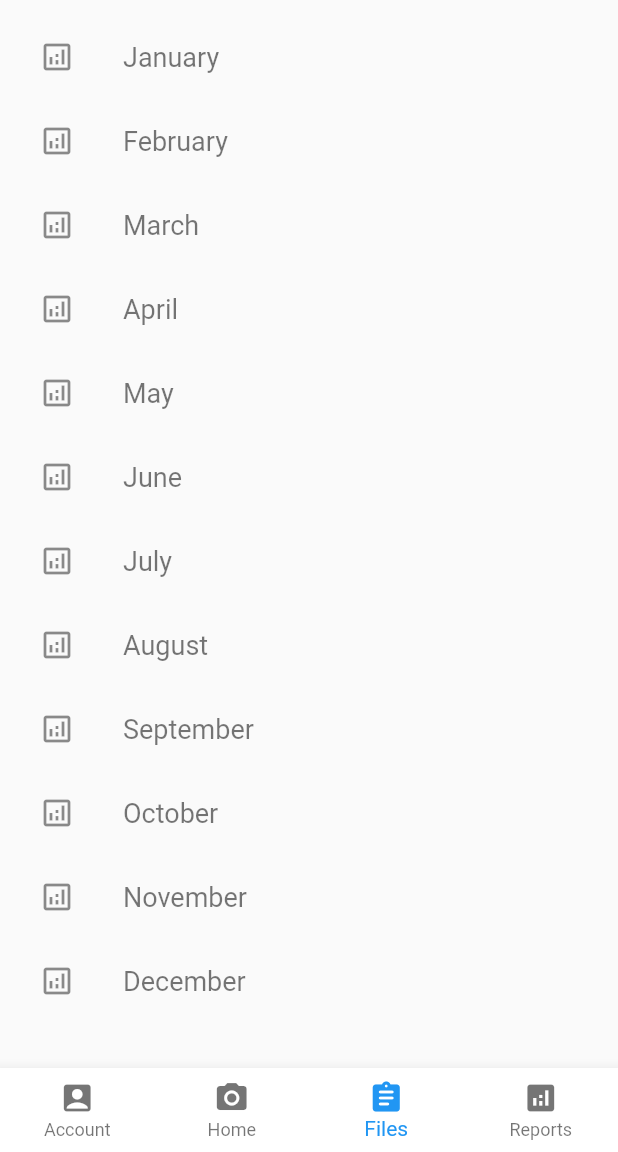
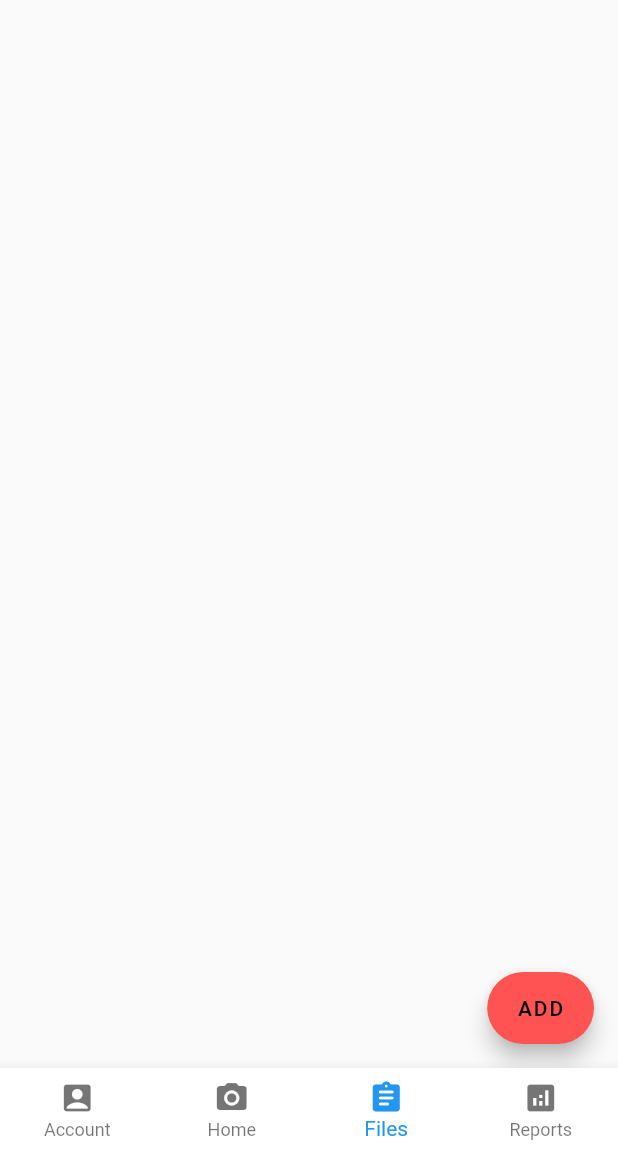
Before and after one commit to hassaan-saeed/quantifyapp, a Flutter app: the screen it shows once a user with an empty profile is signed in, item 3 of the bottom bar chosen, on a phone screen of 412 x 824 dp, the part 84-1236 px from its top. Run offline on Flutter 3.47's test engine with Material 2 defaults, Android fonts, the phone set to English and light mode, and no system bars; our stand-ins replace auto_size_text, cloud_firestore, firebase_auth, firebase_core, firebase_storage, image_picker and 1 more; missing offline and left inert: google_ml_kit; accounts and stored records are empty; network calls fail; project files that could hold a hidden picture were left out.

Commit message:
60% Implementation V1.7 (Add files and view them)

```diff
--- a/lib/Views/files.dart
+++ b/lib/Views/files.dart
@@ -1,4 +1,8 @@
+import 'package:cloud_firestore/cloud_firestore.dart';
+import 'package:firebase_auth/firebase_auth.dart';
 import 'package:flutter/material.dart';
+import 'package:quantify/Views/addfiles.dart';
+import 'package:quantify/Views/reports.dart';
 import 'package:quantify/Views/saveResult.dart';
 
 class Files extends StatefulWidget {
@@ -10,51 +14,80 @@ class Files extends StatefulWidget {
 
 class _FilesState extends State<Files> {
 
-  List<_FilesData> data = [
-  _FilesData("January"),
-  _FilesData("February"),
-  _FilesData("March"),
-  _FilesData("April"),
-  _FilesData("May"),
-  _FilesData("June"),
-  _FilesData("July"),
-  _FilesData("August"),
-  _FilesData("September"),
-  _FilesData("October"),
-  _FilesData("November"),
-  _FilesData("December"),
-  ];
+  List<String> files = [];
+
+  Future<void> getFiles() async {
+
+    await FirebaseFirestore.instance.collection('files').doc(FirebaseAuth.instance.currentUser?.uid).collection('records').get()
+        .then((QuerySnapshot querySnapshot) {
+      files = [];
+      for (var doc in querySnapshot.docs) {
+        files.add(doc['name']);
+        print(files);
+      }
+    });
+    return Future.value("Files download successfully");
+  }
+
+  Future<void> _refresh() async {
+    setState(() {
+      getFiles();
+    });
+  }
+
+  @override
+  void initState() {
+    // TODO: implement initState
+    super.initState();
+  }
 
   @override
   Widget build(BuildContext context) {
+    var brightness = MediaQuery.of(context).platformBrightness;
+    bool isDarkMode = brightness == Brightness.dark;
     return Scaffold(
-      // floatingActionButton: FloatingActionButton.extended(
-      //   onPressed: ()=>Navigator.push(context, MaterialPageRoute(builder: (context) => const SaveResult())),
-      //   label: const Text("Save"),
-      //
-      // ),
+      floatingActionButton: FloatingActionButton.extended(
+        onPressed: ()=>Navigator.push(context, MaterialPageRoute(builder: (context) => const AddFile())),
+        label: const Text("ADD"),
+
+      ),
       body: Container(
         padding: const EdgeInsets.all(10),
-        child: Scrollbar(
-          child: ListView.builder(
-              itemCount: data.length,
-              itemBuilder: (BuildContext context,int index){
-                return ListTile(
-                    leading: const Icon(Icons.analytics_outlined),
-                    title: Text(data[index].filename,
-                      style: const TextStyle(
-                          color: Colors.black54,fontSize: 18),),
+        child: RefreshIndicator(
+          onRefresh: _refresh,
+          child: FutureBuilder(
+            future: getFiles(),
+            builder: (BuildContext context, AsyncSnapshot<void> snapshot){
+              if(snapshot.connectionState == ConnectionState.done && snapshot.hasData){
+                return ListView.builder(
+                    itemCount: files.length,
+                    itemBuilder: (BuildContext context,int index){
+                      return Padding(
+                        padding: const EdgeInsets.all(6.0),
+                        child: Material(
+                          elevation: 2.0,
+                          child: ListTile(
+                            onTap: ()=>{Navigator.push(context, MaterialPageRoute(builder: (context) => Reports(file: files[index])))},
+                            shape: RoundedRectangleBorder(
+                                borderRadius: BorderRadius.circular(10)),
+                            tileColor: isDarkMode?Colors.black54:Colors.white,
+                            leading: const Icon(Icons.analytics_outlined),
+                            title: Text('${files[index]}',
+                              style: const TextStyle(fontSize: 18),),
 
+                          ),
+                        ),
+                      );
+                    }
                 );
               }
+              else{
+                return const Center(child: CircularProgressIndicator());
+              }
+            },
           ),
         ),
       ),
     );
   }
 }
-
-class _FilesData{
-  _FilesData(this.filename);
-  final String filename;
-}
```
Also changed, not shown: lib/Views/addfiles.dart (added, +185 -0 lines), lib/Views/option.dart (+48 -17 lines), lib/Views/reports.dart (added, +113 -0 lines).
